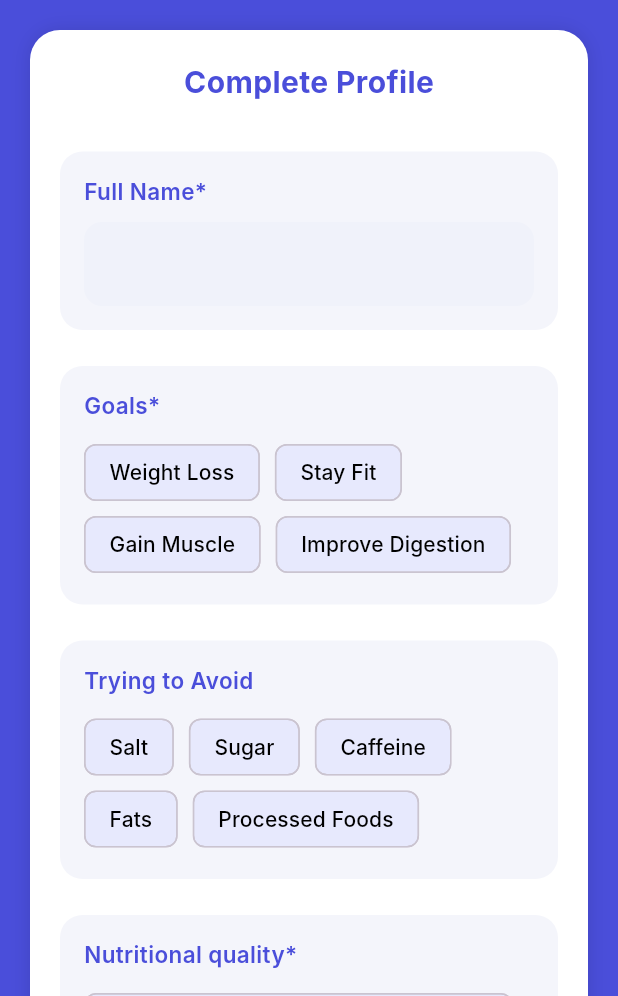
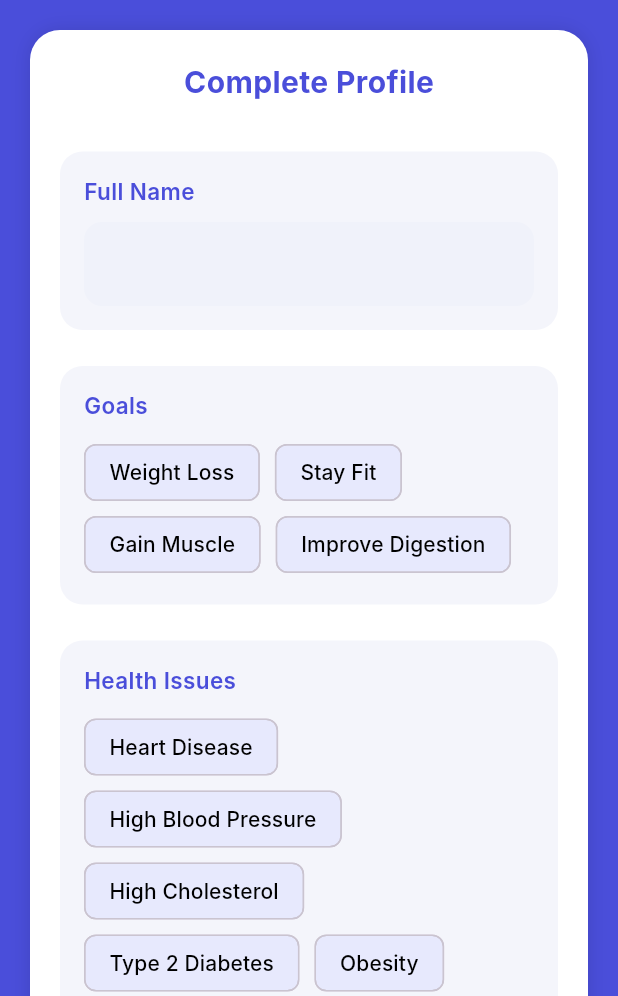
Before and after one commit to VikramDevadiga/HealthyChoice, a Flutter app: the screen it shows after launch, on a phone screen of 412 x 824 dp, the part 240-1236 px from its top. Run offline on Flutter 3.47's test engine with Material 3 defaults, Android fonts, the phone set to English and light mode, and no system bars; our stand-ins replace audioplayers, flutter_tts, flutter_typeahead, shared_preferences; missing offline and left inert: mobile_scanner; Roboto replaces fonts that are missing (Inter).

Commit message:
updated profile edit option

```diff
--- a/lib/screens/profile_form.dart
+++ b/lib/screens/profile_form.dart
@@ -1,7 +1,6 @@
 import 'package:flutter/material.dart';
 import 'package:shared_preferences/shared_preferences.dart';
 import 'home_screen.dart';
-
 
 class ProfileForm extends StatefulWidget {
   const ProfileForm({super.key});
@@ -14,40 +13,48 @@ class _ProfileFormState extends State<ProfileForm> {
   final TextEditingController nameController = TextEditingController();
   final List<String> goals = [];
   final List<String> avoidItems = [];
+  final List<String> healthIssues = [
+    "Heart Disease",
+    "High Blood Pressure",
+    "High Cholesterol",
+    "Type 2 Diabetes",
+    "Obesity",
+    "Irritable Bowel Syndrome (IBS)",
+    "Acid Reflux",
+    "Food Allergies",
+    "Fatty Liver",
+    "Kidney Stones",
+  ];
 
   final Map<String, List<String>> preferenceSections = {
-    "Nutritional quality*": [
-      "Good nutritional quality (Nutri-Score)",
-      "Salt in low quantity",
-      "Sugars in low quantity",
-      "Fat in low quantity",
-      "Saturated fat in low quantity",
+    "Nutrition": [
+      "High nutrition score",
+      "Low salt",
+      "Low sugar",
+      "Low fat",
+      "Low saturated fat",
     ],
-    "Ingredients*": ["Vegan", "Vegetarian", "Palm oil free"],
-    "Environment*": [
-      "Low environmental impact (Green-Score)",
-      "Low risk of deforestation (Forest footprint)"
+    "Ingredients": ["Vegan", "Vegetarian", "Palm oil free"],
+    "Processing": [
+      "Minimally processed",
+      "Few or no additives"
     ],
-    "Food processing": [
-      "No or little food processing (NOVA group)",
-      "No or few additives"
-    ],
-    "Labels": ["Organic farming", "Fair trade"],
-    "Allergens*": [
-      "Without Gluten",
-      "Without Milk",
-      "Without Eggs",
-      "Without Nuts",
-      "Without Peanuts",
-      "Without Sesame seeds",
-      "Without Soybeans",
-      "Without Celery",
-      "Without Mustard",
-      "Without Lupin",
-      "Without Fish",
-      "Without Crustaceans",
-      "Without Molluscs",
-      "Without Sulphur dioxide and sulphites"
+    "Labels": ["Organic", "Fair trade"],
+    "Allergens": [
+      "Gluten-free",
+      "Dairy-free",
+      "Egg-free",
+      "Nut-free",
+      "Peanut-free",
+      "Sesame-free",
+      "Soy-free",
+      "Celery-free",
+      "Mustard-free",
+      "Lupin-free",
+      "Fish-free",
+      "Shellfish-free",
+      "Mollusc-free",
+      "Sulfite-free"
     ],
   };
 
@@ -117,11 +124,11 @@ class _ProfileFormState extends State<ProfileForm> {
                     ),
                   ),
                   const SizedBox(height: 20),
-                  questionBlock("Full Name*", child: TextFormField(
+                  questionBlock("Full Name", child: TextFormField(
                     controller: nameController,
                     decoration: customInputDecoration(),
                   )),
-                  questionBlock("Goals*", child: Wrap(
+                  questionBlock("Goals", child: Wrap(
                     spacing: 10,
                     children: [
                       chip("Weight Loss", goals),
@@ -130,13 +137,16 @@ class _ProfileFormState extends State<ProfileForm> {
                       chip("Improve Digestion", goals),
                     ],
                   )),
+                  questionBlock("Health Issues", child: Wrap(
+                    spacing: 10,
+                    children: healthIssues.map((issue) => chip(issue, avoidItems)).toList(),
+                  )),
                   questionBlock("Trying to Avoid", child: Wrap(
                     spacing: 10,
                     children: [
                       chip("Salt", avoidItems),
                       chip("Sugar", avoidItems),
                       chip("Caffeine", avoidItems),
-                      chip("Fats", avoidItems),
                       chip("Processed Foods", avoidItems),
                     ],
                   )),
```
Also changed, not shown: 4 other files.
